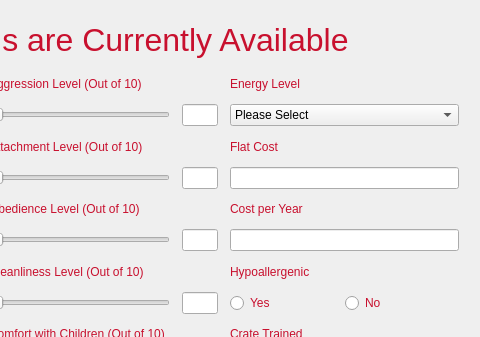
The window that cuACS/editanimal.ui (cameronhawtin/Animal-Farm-cuACS) describes before a commit, drawn with Qt 5; both pictures show x 272 to 752 and y 0 to 337 of the 752 by 559 pixel window.
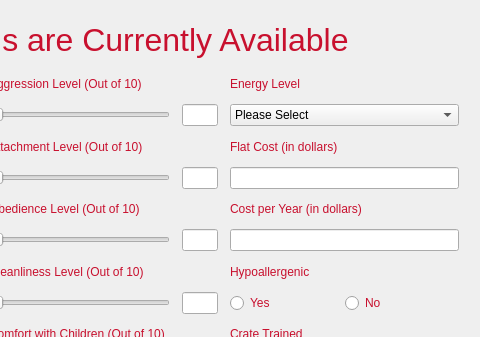
The same window after the commit.

```diff
--- a/cuACS/editanimal.ui
+++ b/cuACS/editanimal.ui
@@ -686,7 +686,7 @@
        <bool>true</bool>
       </property>
       <property name="text">
-       <string>Flat Cost</string>
+       <string>Flat Cost (in dollars)</string>
       </property>
      </widget>
     </item>
@@ -703,7 +703,7 @@
        <bool>true</bool>
       </property>
       <property name="text">
-       <string>Cost per Year</string>
+       <string>Cost per Year (in dollars)</string>
       </property>
      </widget>
     </item>
```
Left out of the diff: 2 changed lines with no effect on the pictures.
